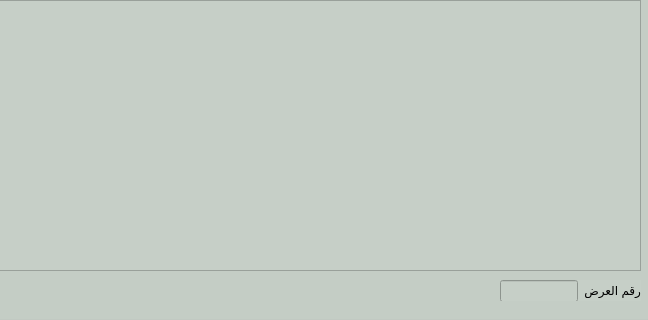
shymaa123456/HyperPOS2020, file presentation/promotion_ui/Promotion_create.ui: the form before one commit; both pictures show x 580 to 1228 and y 280 to 600 of the 1228 by 600 pixel window.
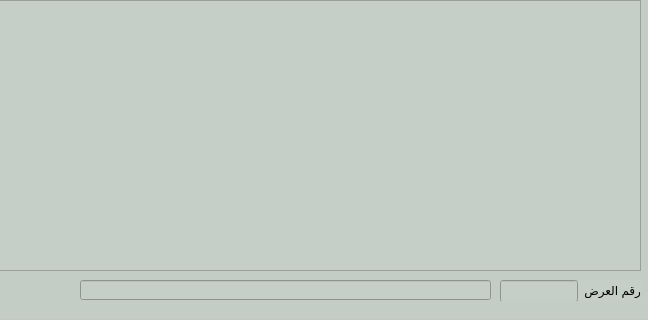
The form after the commit.

The edit to the form file:
```diff
--- a/presentation/promotion_ui/Promotion_create.ui
+++ b/presentation/promotion_ui/Promotion_create.ui
@@ -1000,6 +1000,22 @@
      <string>الكل</string>
     </property>
    </widget>
+   <widget class="QLineEdit" name="QLilne_promotion">
+    <property name="enabled">
+     <bool>false</bool>
+    </property>
+    <property name="geometry">
+     <rect>
+      <x>660</x>
+      <y>560</y>
+      <width>411</width>
+      <height>20</height>
+     </rect>
+    </property>
+    <property name="alignment">
+     <set>Qt::AlignCenter</set>
+    </property>
+   </widget>
   </widget>
  </widget>
  <resources/>
```
Left out of the diff: 3 changed lines with no effect on the pictures.
